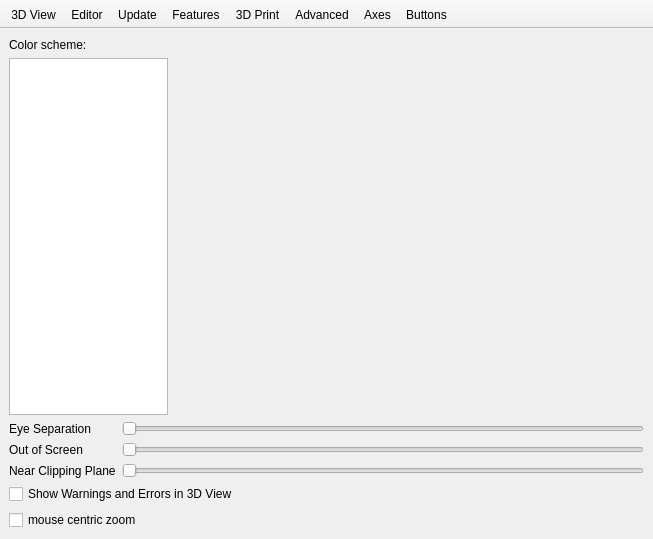
This is src/Preferences.ui in kdv-temp/openscad as Qt 5 draws it before an edit. The edited form follows.
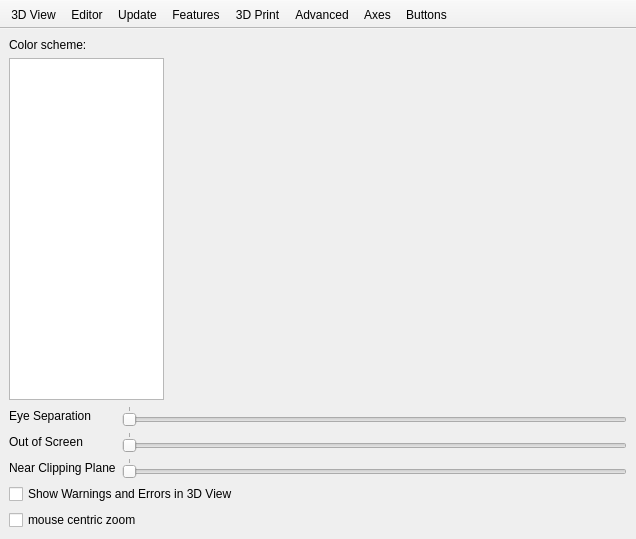
This is the edited form. The open tabs and pages were chosen to show the change. Icons and pictures are not drawn. Custom widgets are drawn as their Qt base class.

Patch:
```diff
--- a/src/Preferences.ui
+++ b/src/Preferences.ui
@@ -6,7 +6,7 @@
    <rect>
     <x>0</x>
     <y>0</y>
-    <width>653</width>
+    <width>636</width>
     <height>539</height>
    </rect>
   </property>
@@ -101,6 +101,12 @@
             <property name="orientation">
              <enum>Qt::Horizontal</enum>
             </property>
+            <property name="tickPosition">
+             <enum>QSlider::TicksAbove</enum>
+            </property>
+            <property name="tickInterval">
+             <number>500</number>
+            </property>
            </widget>
           </item>
           <item row="1" column="0">
@@ -116,10 +122,10 @@
              <enum>Qt::Horizontal</enum>
             </property>
             <property name="tickPosition">
-             <enum>QSlider::NoTicks</enum>
+             <enum>QSlider::TicksAbove</enum>
             </property>
             <property name="tickInterval">
-             <number>0</number>
+             <number>250</number>
             </property>
            </widget>
           </item>
@@ -135,6 +141,12 @@
             <property name="orientation">
              <enum>Qt::Horizontal</enum>
             </property>
+            <property name="tickPosition">
+             <enum>QSlider::TicksAbove</enum>
+            </property>
+            <property name="tickInterval">
+             <number>500</number>
+            </property>
            </widget>
           </item>
          </layout>
```
Left out of the diff: 16 changed lines with no effect on the pictures.
